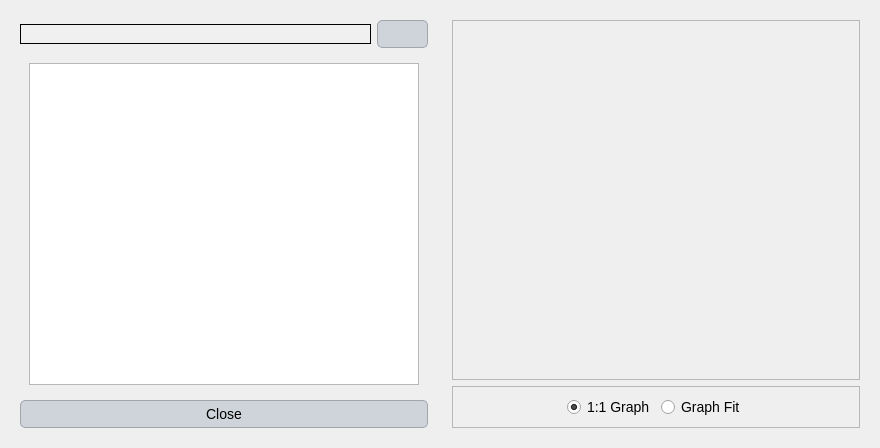
Inigobarbe/VFSMOD-GUI, file ui/calibration_results_hydrograph.ui: the form before one commit.
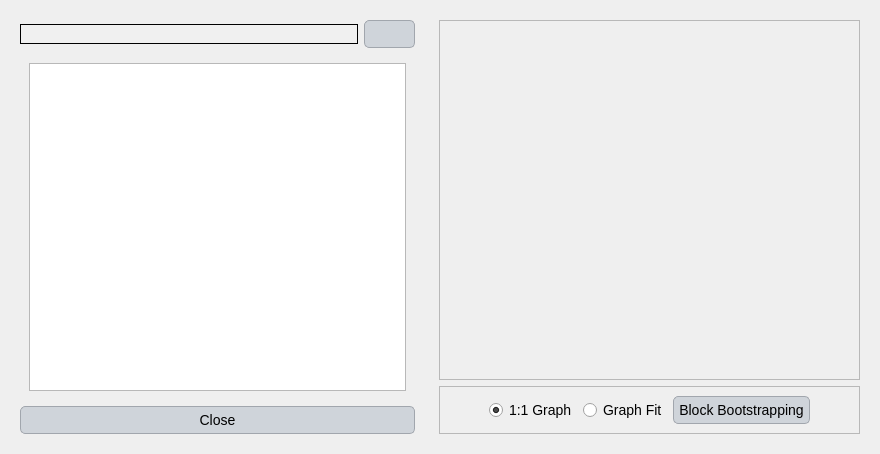
The form after the commit.

Patch:
```diff
--- a/ui/calibration_results_hydrograph.ui
+++ b/ui/calibration_results_hydrograph.ui
@@ -159,7 +159,7 @@
           <rect>
            <x>0</x>
            <y>0</y>
-           <width>410</width>
+           <width>391</width>
            <height>335</height>
           </rect>
          </property>
@@ -215,8 +215,8 @@
          <enum>QFrame::Raised</enum>
         </property>
         <layout class="QGridLayout" name="gridLayout_5">
-         <item row="0" column="0">
-          <spacer name="horizontalSpacer">
+         <item row="0" column="4">
+          <spacer name="horizontalSpacer_2">
            <property name="orientation">
             <enum>Qt::Horizontal</enum>
            </property>
@@ -238,6 +238,19 @@
            </property>
           </widget>
          </item>
+         <item row="0" column="0">
+          <spacer name="horizontalSpacer">
+           <property name="orientation">
+            <enum>Qt::Horizontal</enum>
+           </property>
+           <property name="sizeHint" stdset="0">
+            <size>
+             <width>40</width>
+             <height>20</height>
+            </size>
+           </property>
+          </spacer>
+         </item>
          <item row="0" column="2">
           <widget class="QRadioButton" name="graph_fit">
            <property name="text">
@@ -246,17 +259,11 @@
           </widget>
          </item>
          <item row="0" column="3">
-          <spacer name="horizontalSpacer_2">
-           <property name="orientation">
-            <enum>Qt::Horizontal</enum>
+          <widget class="QPushButton" name="bootstraping">
+           <property name="text">
+            <string>Block Bootstrapping</string>
            </property>
-           <property name="sizeHint" stdset="0">
-            <size>
-             <width>40</width>
-             <height>20</height>
-            </size>
-           </property>
-          </spacer>
+          </widget>
          </item>
         </layout>
        </widget>
```
